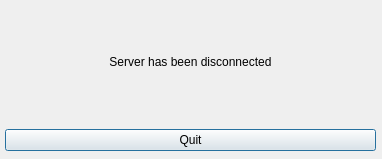
The window that client/ServerDisconnected.ui (anphetamina/CoText) describes before a commit, drawn with Qt 5.
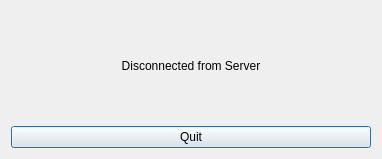
The same window after the commit.

What changed in the file:
```diff
--- a/client/ServerDisconnected.ui
+++ b/client/ServerDisconnected.ui
@@ -31,20 +31,13 @@
   <property name="windowTitle">
    <string>Dialog</string>
   </property>
-  <widget class="QWidget" name="verticalLayoutWidget">
-   <property name="geometry">
-    <rect>
-     <x>5</x>
-     <y>0</y>
-     <width>371</width>
-     <height>151</height>
-    </rect>
-   </property>
+  <layout class="QGridLayout" name="gridLayout">
+   <item row="0" column="0">
    <layout class="QVBoxLayout" name="verticalLayout">
     <item>
      <widget class="QLabel" name="label">
       <property name="text">
-       <string>Server has been disconnected</string>
+        <string>Disconnected from Server</string>
       </property>
       <property name="alignment">
        <set>Qt::AlignCenter</set>
@@ -63,7 +56,8 @@
      </layout>
     </item>
    </layout>
-  </widget>
+   </item>
+  </layout>
  </widget>
  <resources/>
  <connections/>
```
Lines whose indentation alone changed are shown as unchanged.
